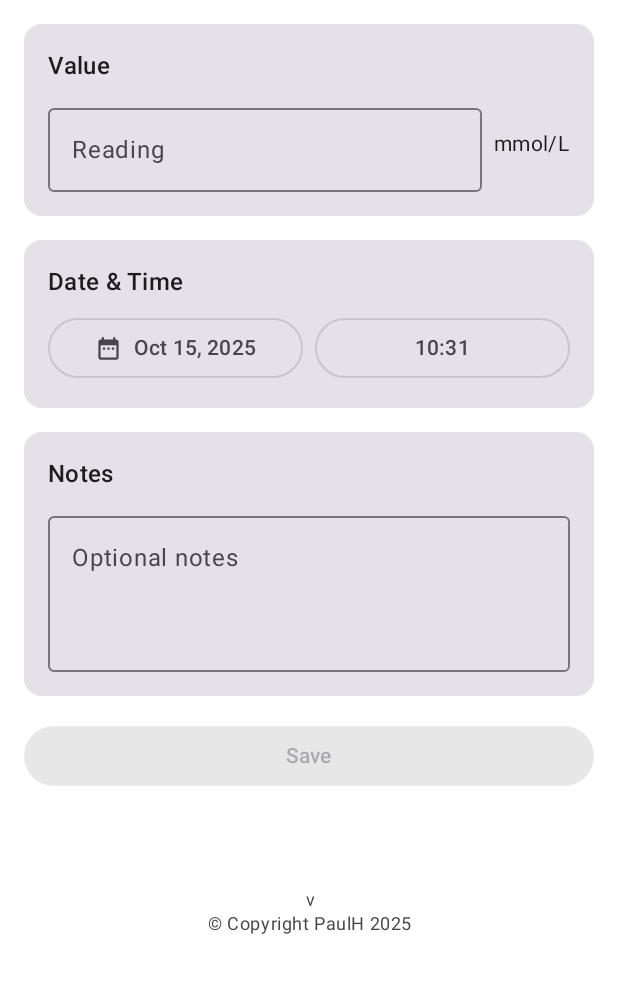
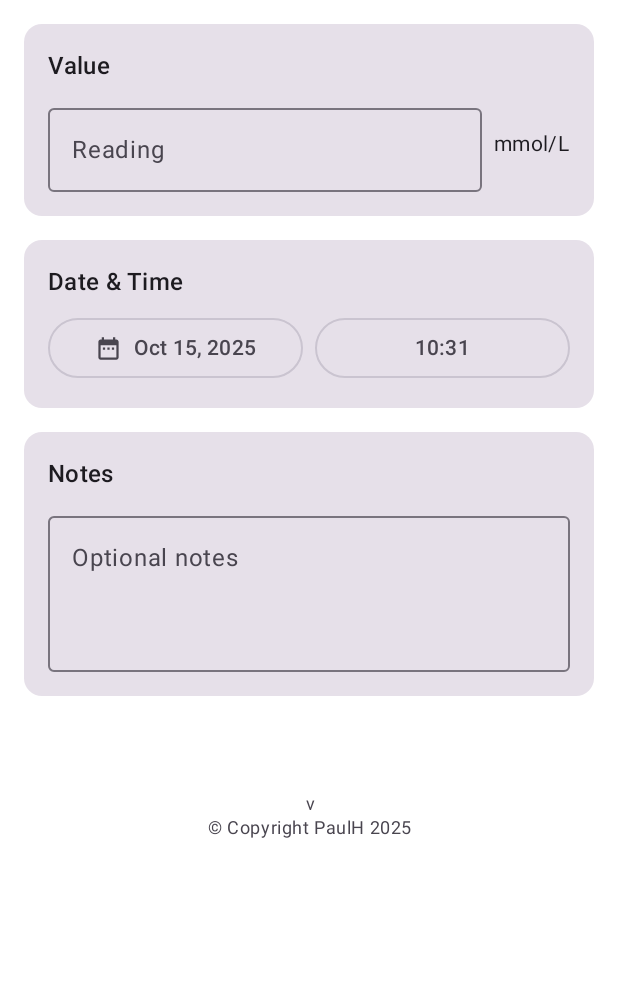
Before and after one commit to paulharvey2012/BloodSugarApp, an Android app built with Jetpack Compose: the @Preview function AddReadingScreenPreview, on a phone screen of 412 x 824 dp, the part 192-1185 px from its top. Run offline under Robolectric (Android 15) with nearby library versions, the phone set to English and light mode, and no system bars.

Commit message:
feat: update version properties and comment out save button in AddReadingScreen

```diff
--- a/app/src/main/java/com/bloodsugar/app/ui/AddReadingScreen.kt
+++ b/app/src/main/java/com/bloodsugar/app/ui/AddReadingScreen.kt
@@ -345,16 +345,16 @@ fun AddReadingScreen(viewModel: ReadingViewModel, navController: NavController)
             }
         }
 
-        item {
-            // Save Button
-            Button(
-                onClick = { saveReading() },
-                modifier = Modifier.fillMaxWidth(),
-                enabled = value.isNotBlank()
-            ) {
-                Text("Save")
-            }
-        }
+//        item {
+//            // Save Button
+//            Button(
+//                onClick = { saveReading() },
+//                modifier = Modifier.fillMaxWidth(),
+//                enabled = value.isNotBlank()
+//            ) {
+//                Text("Save")
+//            }
+//        }
 
         // Footer
         item {
```
Also changed, not shown: 1 other file.
